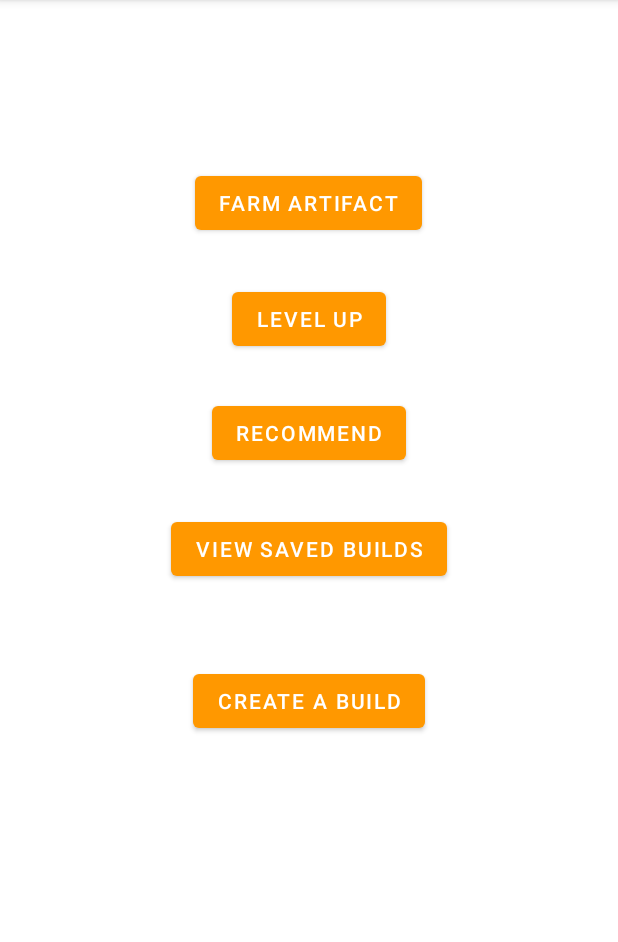
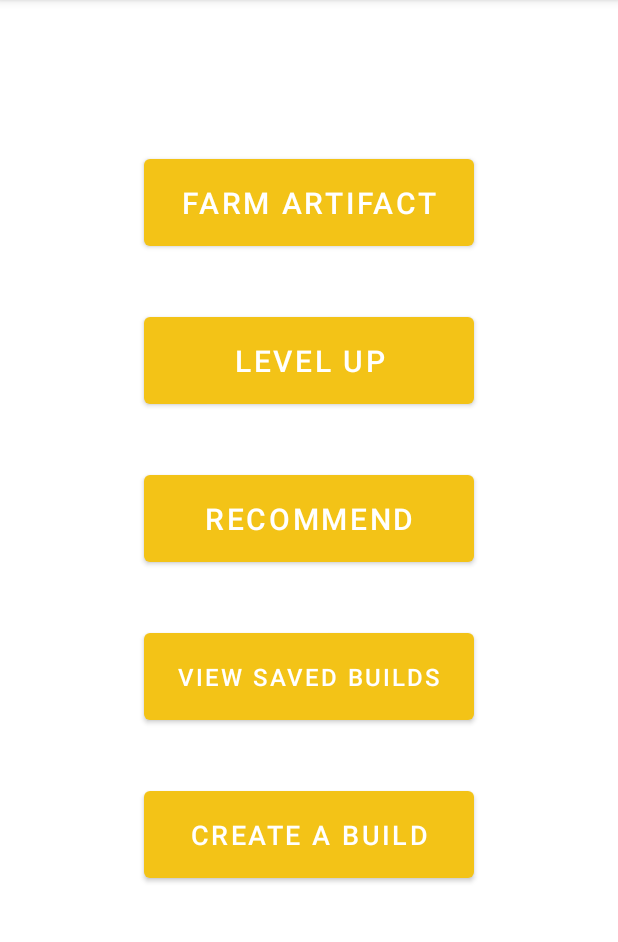
Before and after one commit to c-edh/gacha-helper, an Android app: the Menu screen opened directly, with no data from a screen before it, on a phone screen of 412 x 824 dp, the part 84-1026 px from its top. Run offline under Robolectric (Android 15) with nearby library versions, the phone set to English and light mode, and no system bars.

Commit message:
Menu UI Tweaks
resized and recolored buttons, repositioned slightly; overall made menu more uniform

```diff
--- a/app/src/main/res/layout/activity_menu.xml
+++ b/app/src/main/res/layout/activity_menu.xml
@@ -8,80 +8,65 @@
 
     <Button
         android:id="@+id/farmArtifactButton"
-        android:layout_width="wrap_content"
-        android:layout_height="wrap_content"
-        android:layout_marginStart="129dp"
-        android:layout_marginLeft="129dp"
-        android:layout_marginTop="111dp"
-        android:layout_marginEnd="130dp"
-        android:layout_marginRight="130dp"
+        android:layout_width="220dp"
+        android:layout_height="70dp"
+        android:layout_marginTop="100dp"
         android:onClick="goToFarmArtifact"
         android:text="Farm Artifact"
-        app:backgroundTint="#FF9800"
+        android:textSize="20sp"
+        app:backgroundTint="@color/goldenrod"
         app:layout_constraintEnd_toEndOf="parent"
         app:layout_constraintStart_toStartOf="parent"
         app:layout_constraintTop_toTopOf="parent" />
 
     <Button
         android:id="@+id/levelupButton"
-        android:layout_width="wrap_content"
-        android:layout_height="wrap_content"
-        android:layout_marginStart="153dp"
-        android:layout_marginLeft="153dp"
-        android:layout_marginTop="29dp"
-        android:layout_marginEnd="154dp"
-        android:layout_marginRight="154dp"
+        android:layout_width="220dp"
+        android:layout_height="70dp"
+        android:layout_marginTop="35dp"
         android:onClick="goToLevelup"
         android:text="Level Up"
-        app:backgroundTint="#FF9800"
+        android:textSize="20sp"
+        app:backgroundTint="@color/goldenrod"
         app:layout_constraintEnd_toEndOf="parent"
         app:layout_constraintStart_toStartOf="parent"
         app:layout_constraintTop_toBottomOf="@+id/farmArtifactButton" />
 
     <Button
         android:id="@+id/recommendBuildButton"
-        android:layout_width="wrap_content"
-        android:layout_height="wrap_content"
-        android:layout_marginStart="140dp"
-        android:layout_marginLeft="140dp"
-        android:layout_marginTop="28dp"
-        android:layout_marginEnd="140dp"
-        android:layout_marginRight="140dp"
+        android:layout_width="220dp"
+        android:layout_height="70dp"
+        android:layout_marginTop="35dp"
         android:onClick="goToRecommend"
         android:text="Recommend"
-        app:backgroundTint="#FF9800"
+        android:textSize="20sp"
+        app:backgroundTint="@color/goldenrod"
         app:layout_constraintEnd_toEndOf="parent"
         app:layout_constraintStart_toStartOf="parent"
         app:layout_constraintTop_toBottomOf="@+id/levelupButton" />
 
     <Button
         android:id="@+id/viewSavedBuildsButton"
-        android:layout_width="wrap_content"
-        android:layout_height="wrap_content"
-        android:layout_marginStart="113dp"
-        android:layout_marginLeft="113dp"
-        android:layout_marginTop="29dp"
-        android:layout_marginEnd="114dp"
-        android:layout_marginRight="114dp"
+        android:layout_width="220dp"
+        android:layout_height="70dp"
+        android:layout_marginTop="35dp"
         android:onClick="goToViewSavedBuilds"
         android:text="View Saved Builds"
-        app:backgroundTint="#FF9800"
+        android:textSize="16sp"
+        app:backgroundTint="@color/goldenrod"
         app:layout_constraintEnd_toEndOf="parent"
         app:layout_constraintStart_toStartOf="parent"
         app:layout_constraintTop_toBottomOf="@+id/recommendBuildButton" />
 
     <Button
         android:id="@+id/createBuildButton"
-        android:layout_width="wrap_content"
-        android:layout_height="wrap_content"
-        android:layout_marginStart="127dp"
-        android:layout_marginLeft="127dp"
-        android:layout_marginTop="53dp"
-        android:layout_marginEnd="128dp"
-        android:layout_marginRight="128dp"
+        android:layout_width="220dp"
+        android:layout_height="70dp"
+        android:layout_marginTop="35dp"
         android:onClick="goToCreateABuild"
         android:text="Create a Build"
-        app:backgroundTint="#FF9800"
+        android:textSize="18sp"
+        app:backgroundTint="@color/goldenrod"
         app:layout_constraintEnd_toEndOf="parent"
         app:layout_constraintStart_toStartOf="parent"
         app:layout_constraintTop_toBottomOf="@+id/viewSavedBuildsButton" />
```
